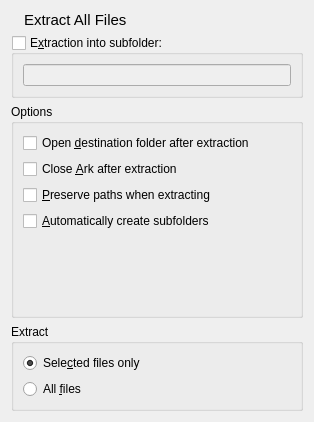
First picture: the form in kerfuffle/extractiondialog.ui, repository deepin-community/ark, before the edit.
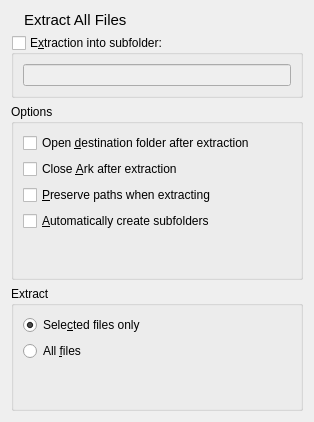
Second picture: the form after the edit. Icons and pictures are not drawn. Custom widgets are drawn as their Qt base class.

What changed in the file:
```diff
--- a/kerfuffle/extractiondialog.ui
+++ b/kerfuffle/extractiondialog.ui
@@ -104,7 +104,7 @@
    <item>
     <widget class="QGroupBox" name="groupBox">
      <property name="sizePolicy">
-      <sizepolicy hsizetype="Preferred" vsizetype="Expanding">
+      <sizepolicy hsizetype="Preferred" vsizetype="Preferred">
        <horstretch>0</horstretch>
        <verstretch>0</verstretch>
       </sizepolicy>
@@ -112,20 +112,10 @@
      <property name="title">
       <string>Options</string>
      </property>
+     <property name="flat">
+      <bool>true</bool>
+     </property>
      <layout class="QGridLayout" name="gridLayout">
-      <item row="6" column="0">
-       <spacer name="verticalSpacer">
-        <property name="orientation">
-         <enum>Qt::Vertical</enum>
-        </property>
-        <property name="sizeHint" stdset="0">
-         <size>
-          <width>20</width>
-          <height>40</height>
-         </size>
-        </property>
-       </spacer>
-      </item>
       <item row="2" column="0">
        <widget class="QCheckBox" name="openFolderCheckBox">
         <property name="text">
@@ -154,13 +144,26 @@
         </property>
        </widget>
       </item>
+      <item row="6" column="0">
+       <spacer name="gridLayoutVerticalSpacer">
+        <property name="orientation">
+         <enum>Qt::Vertical</enum>
+        </property>
+        <property name="sizeHint" stdset="0">
+         <size>
+          <width>20</width>
+          <height>40</height>
+         </size>
+        </property>
+       </spacer>
+      </item>
      </layout>
     </widget>
    </item>
    <item>
     <widget class="QGroupBox" name="filesToExtractGroupBox">
      <property name="sizePolicy">
-      <sizepolicy hsizetype="Expanding" vsizetype="Preferred">
+      <sizepolicy hsizetype="Expanding" vsizetype="Expanding">
        <horstretch>0</horstretch>
        <verstretch>0</verstretch>
       </sizepolicy>
@@ -169,7 +172,7 @@
       <string comment="@title:group">Extract</string>
      </property>
      <property name="flat">
-      <bool>false</bool>
+      <bool>true</bool>
      </property>
      <property name="checkable">
       <bool>false</bool>
@@ -204,6 +207,19 @@
         </property>
        </widget>
       </item>
+      <item>
+       <spacer name="verticalSpacer">
+        <property name="orientation">
+         <enum>Qt::Vertical</enum>
+        </property>
+        <property name="sizeHint" stdset="0">
+         <size>
+          <width>20</width>
+          <height>40</height>
+         </size>
+        </property>
+       </spacer>
+      </item>
      </layout>
     </widget>
    </item>
```
Left out of the diff: 3 changed lines with no effect on the pictures.
